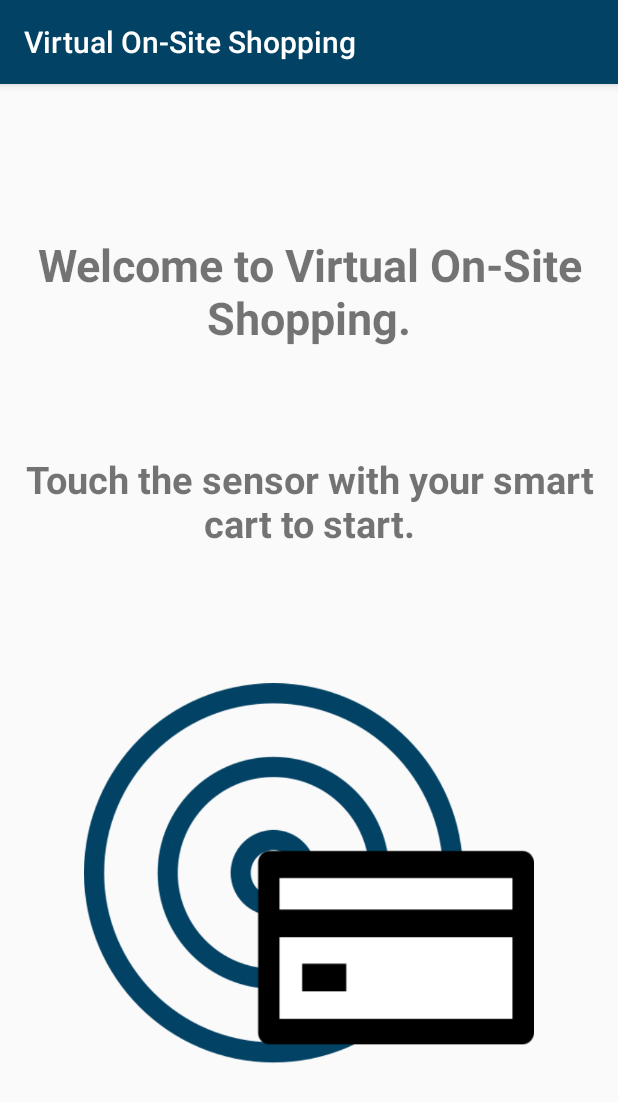
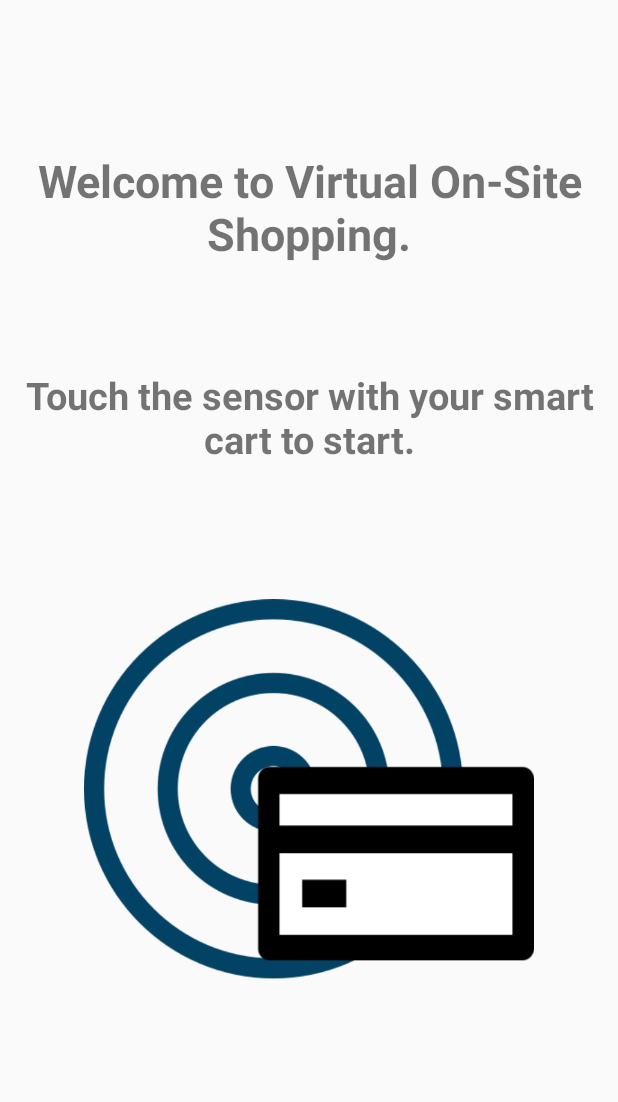
Before and after one commit to Yonjuni/Virtual-On-Site-Shopping, an Android app: the screen it shows after launch (MainActivity), on a phone screen of 412 x 824 dp. Shown: the top 1102 px of the screen. Run offline under Robolectric (Android 15) with nearby library versions, the phone set to English and light mode, and no system bars.

Commit message:
Removing of action bar

```diff
--- a/app/src/main/AndroidManifest.xml
+++ b/app/src/main/AndroidManifest.xml
@@ -13,7 +13,8 @@
         <activity
             android:name=".MainActivity"
             android:configChanges="orientation|keyboardHidden|screenSize"
-            android:label="@string/app_name">
+            android:label="@string/app_name"
+            android:theme="@style/AppTheme.NoActionBar">
             <intent-filter>
                 <action android:name="android.intent.action.MAIN" />
                 <category android:name="android.intent.category.LAUNCHER" />
--- a/app/src/main/res/values/styles.xml
+++ b/app/src/main/res/values/styles.xml
@@ -8,4 +8,9 @@
         <item name="colorAccent">@color/colorAccent</item>
     </style>
 
+    <style name="AppTheme.NoActionBar">
+        <item name="windowActionBar">false</item>
+        <item name="windowNoTitle">true</item>
+    </style>
+
 </resources>
```
Also changed, not shown: app/src/main/java/de/pinyto/virtualon_siteshopping/MainActivity.java (line endings or trailing spaces).
